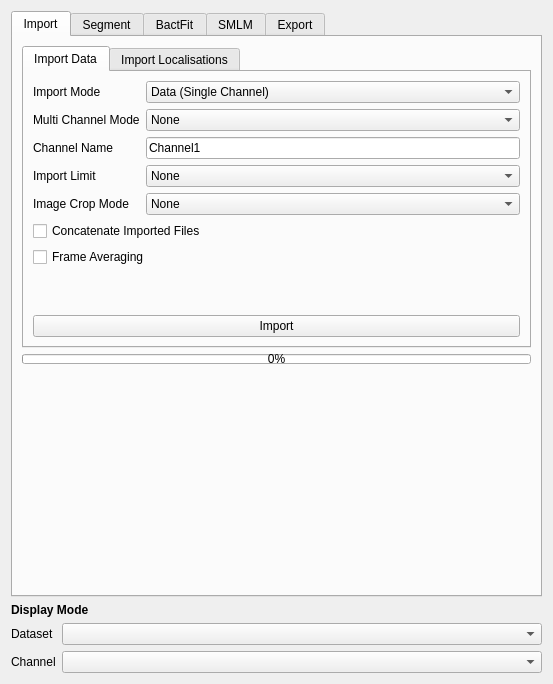
piedrro/napari-moltrack, file src/moltrack/GUI/widget_ui.ui: the form before one commit.
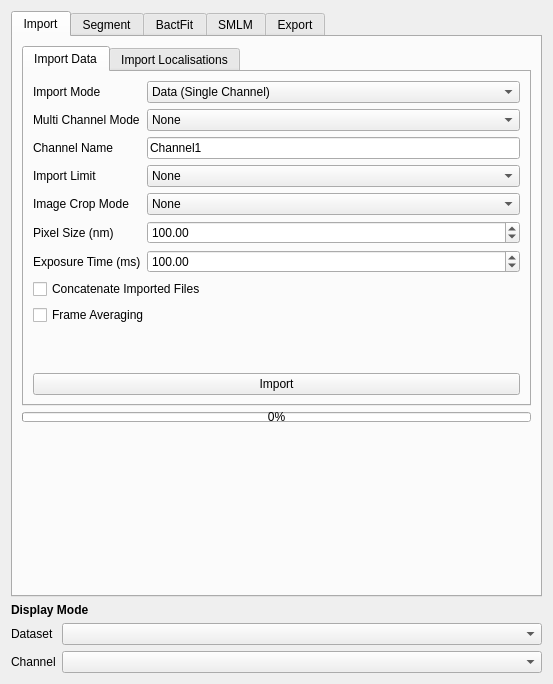
The form after the commit.

The edit to the form file:
```diff
--- a/src/moltrack/GUI/widget_ui.ui
+++ b/src/moltrack/GUI/widget_ui.ui
@@ -202,6 +202,40 @@
                </property>
               </widget>
              </item>
+             <item row="5" column="0">
+              <widget class="QLabel" name="label_42">
+               <property name="text">
+                <string>Pixel Size (nm)</string>
+               </property>
+              </widget>
+             </item>
+             <item row="5" column="1">
+              <widget class="QDoubleSpinBox" name="import_pixel_size">
+               <property name="maximum">
+                <double>1000.000000000000000</double>
+               </property>
+               <property name="value">
+                <double>100.000000000000000</double>
+               </property>
+              </widget>
+             </item>
+             <item row="6" column="0">
+              <widget class="QLabel" name="label_43">
+               <property name="text">
+                <string>Exposure Time (ms)</string>
+               </property>
+              </widget>
+             </item>
+             <item row="6" column="1">
+              <widget class="QDoubleSpinBox" name="import_exposure_time">
+               <property name="maximum">
+                <double>10000.000000000000000</double>
+               </property>
+               <property name="value">
+                <double>100.000000000000000</double>
+               </property>
+              </widget>
+             </item>
             </layout>
            </item>
            <item>
```
